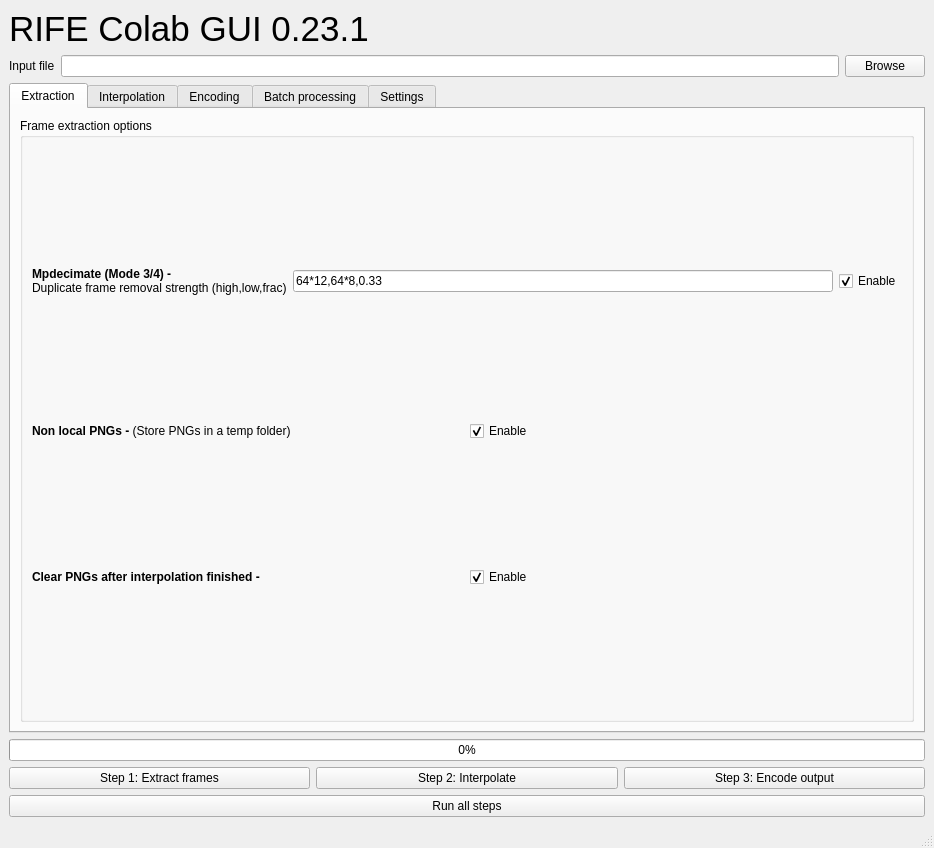
The window that main_gui.ui (HeylonNHP/RIFE-Colab) describes before a commit, drawn with Qt 5.
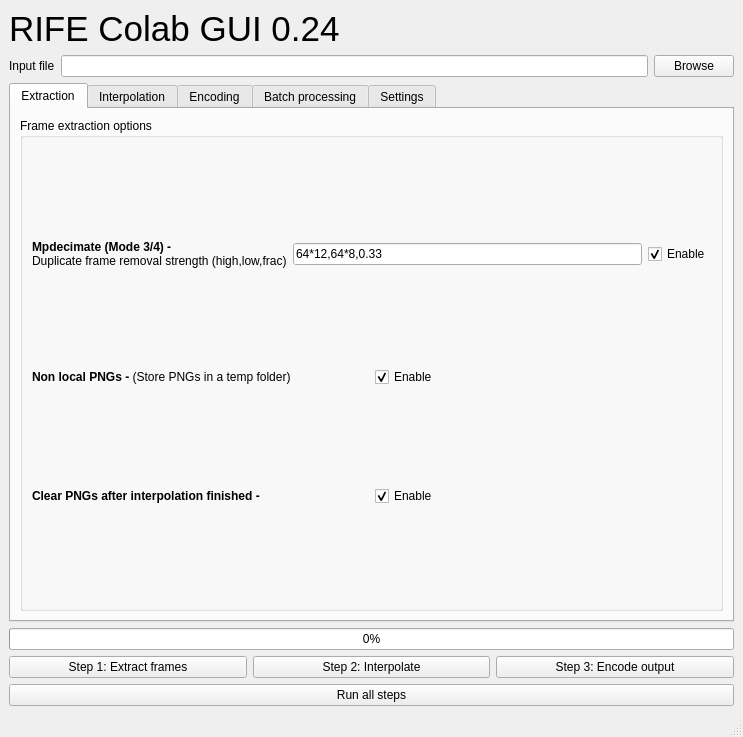
The same window after the commit. Custom widgets are drawn as their Qt base class.

Patch:
```diff
--- a/main_gui.ui
+++ b/main_gui.ui
@@ -6,8 +6,8 @@
    <rect>
     <x>0</x>
     <y>0</y>
-    <width>934</width>
-    <height>848</height>
+    <width>709</width>
+    <height>731</height>
    </rect>
   </property>
   <property name="windowTitle">
@@ -37,7 +37,7 @@
          </font>
         </property>
         <property name="text">
-         <string>&lt;html&gt;&lt;head/&gt;&lt;body&gt;&lt;p&gt;RIFE Colab GUI 0.23.1&lt;/p&gt;&lt;/body&gt;&lt;/html&gt;</string>
+         <string>&lt;html&gt;&lt;head/&gt;&lt;body&gt;&lt;p&gt;RIFE Colab GUI 0.24&lt;/p&gt;&lt;/body&gt;&lt;/html&gt;</string>
         </property>
        </widget>
       </item>
```
Left out of the diff: 4 changed lines with no effect on the pictures.
